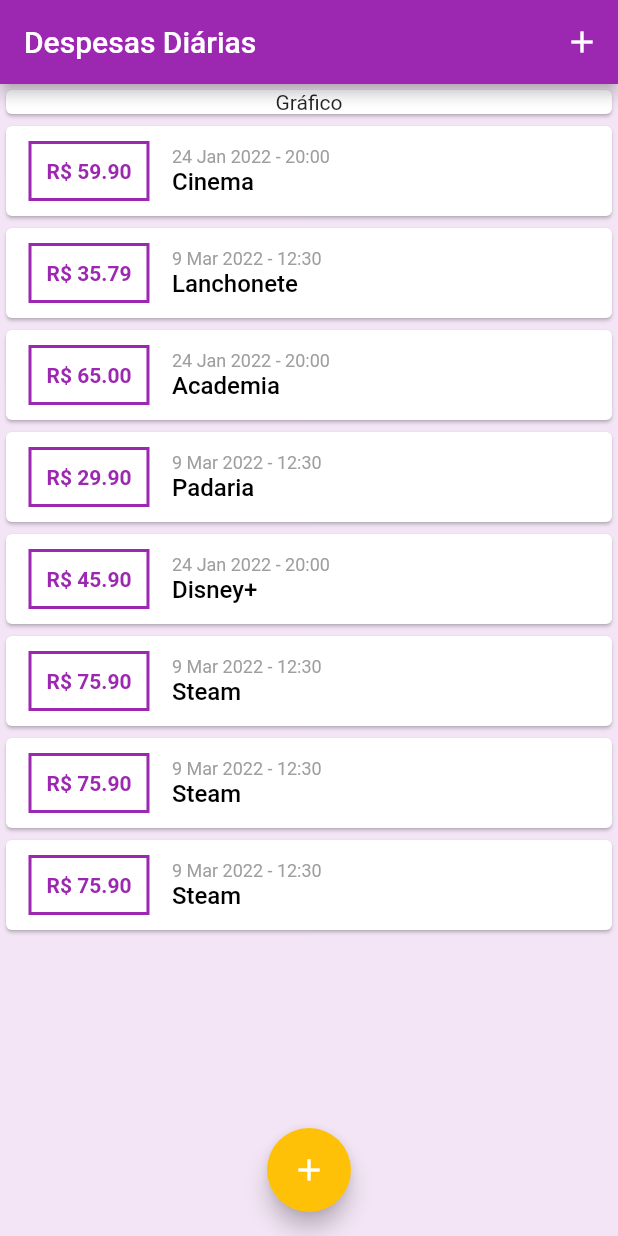
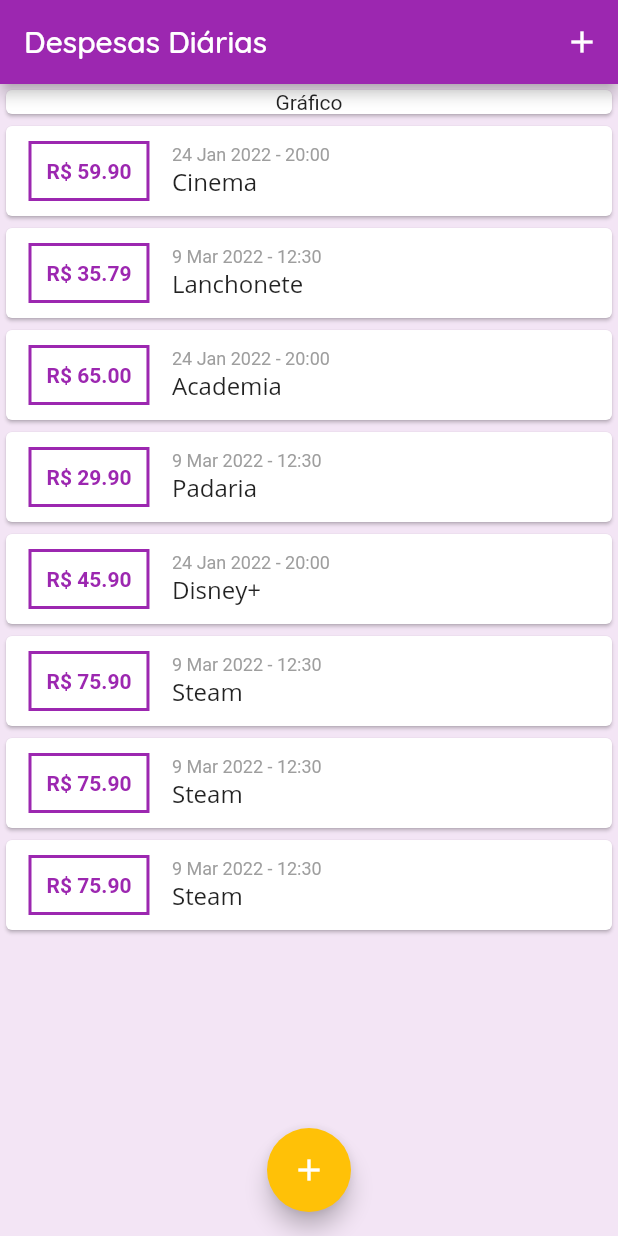
Before and after one commit to isaacscardoso/expenses-diary-app, a Flutter app: the screen it shows after launch, on a phone screen of 412 x 824 dp. Run offline on Flutter 3.47's test engine with Material 2 defaults, Android fonts, the phone set to English and light mode, and no system bars.

Commit message:
Adding fonts, and altering the textual theme of the application and the main bar.

```diff
--- a/lib/components/transaction_list.dart
+++ b/lib/components/transaction_list.dart
@@ -52,11 +52,7 @@
                       ),
                       Text(
                         item.title,
-                        style: const TextStyle(
-                          color: Colors.black,
-                          fontSize: 16,
-                          fontWeight: FontWeight.w500,
-                        ),
+                        style: Theme.of(context).textTheme.headline6,
                       ),
                     ],
                   ),
--- a/lib/main.dart
+++ b/lib/main.dart
@@ -16,6 +16,20 @@
       theme: ThemeData(
         colorScheme: ColorScheme.fromSwatch(primarySwatch: Colors.purple)
             .copyWith(secondary: Colors.amber),
+        fontFamily: 'OpenSans',
+        textTheme: ThemeData.light().textTheme.copyWith(
+              headline6: const TextStyle(
+                fontSize: 16,
+                fontWeight: FontWeight.w500,
+              ),
+            ),
+        appBarTheme: const AppBarTheme(
+          titleTextStyle: TextStyle(
+            fontFamily: 'Quicksand',
+            fontSize: 20,
+            fontWeight: FontWeight.w500,
+          ),
+        ),
       ),
       home: const MyHomePage(),
     );
```
Also changed, not shown: pubspec.yaml (+17 -0 lines), assets/fonts/OpenSans-Bold.ttf (added), assets/fonts/OpenSans-Regular.ttf (added), assets/fonts/Quicksand-Bold.ttf (added), assets/fonts/Quicksand-Light.ttf (added), assets/fonts/Quicksand-Medium.ttf (added), assets/fonts/Quicksand-Regular.ttf (added).
